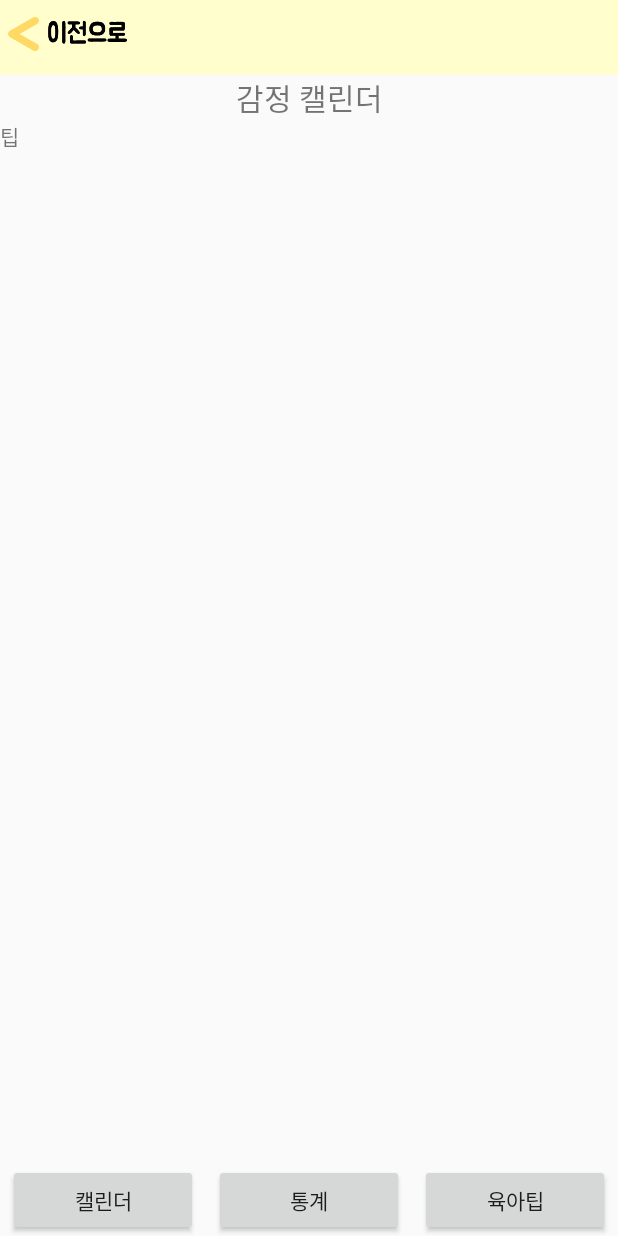
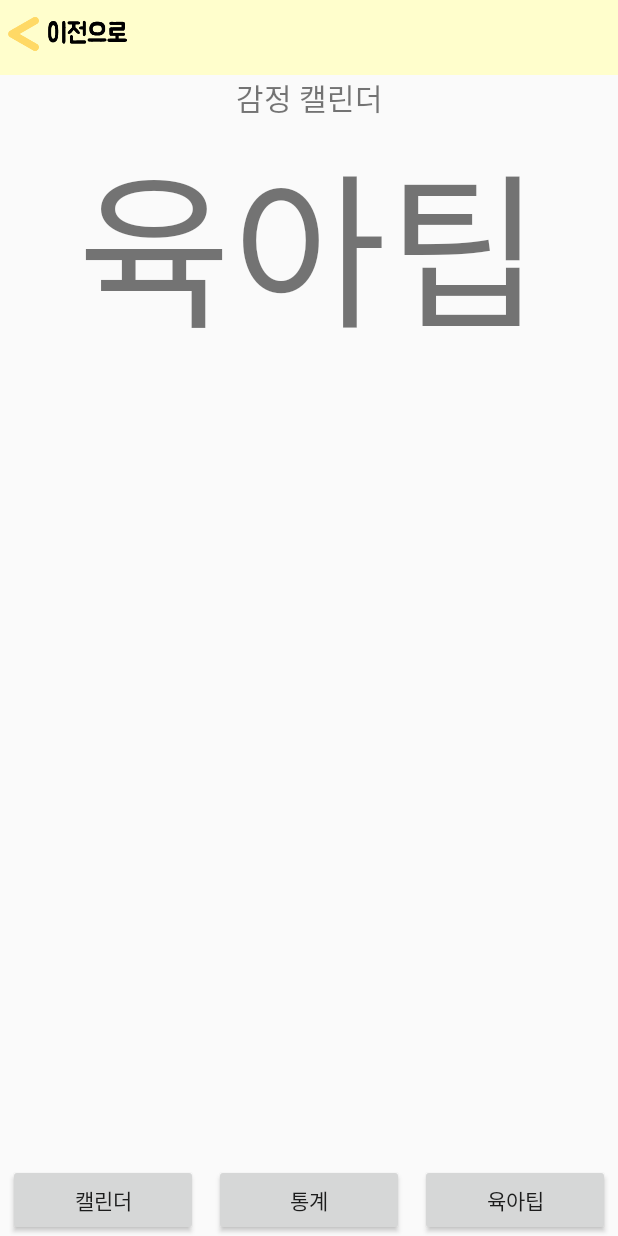
Before and after one commit to an-hyojin/Aran, an Android app: the fragment TipFrag placed in its activity, on a phone screen of 412 x 824 dp. Run offline under Robolectric (Android 15) with nearby library versions, the phone set to English and light mode, and no system bars; libraries missing offline, so code that uses them is left out: com.github.mikephil.charting.

Commit message:
통계부분 임시

```diff
--- a/app/build.gradle
+++ b/app/build.gradle
@@ -17,7 +17,9 @@ android {
         }
     }
 }
-
+repositories{
+    maven {url "https://jitpack.io"}
+}
 dependencies {
     implementation fileTree(dir: 'libs', include: ['*.jar'])
     implementation 'com.android.support:appcompat-v7:28.0.0'
@@ -28,4 +30,5 @@ dependencies {
     androidTestImplementation 'com.android.support.test:runner:1.0.2'
     androidTestImplementation 'com.android.support.test.espresso:espresso-core:3.0.2'
     implementation files('libs\\YouTubeAndroidPlayerApi.jar')
+    implementation 'com.github.PhilJay:MpAndroidChart:v3.0.2'
 }
--- /dev/null
+++ b/app/src/main/java/com/example/practice/listViewItem.java
@@ -0,0 +1,4 @@
+package com.example.practice;
+
+public class listViewItem {
+}
--- a/app/src/main/res/layout/calendar.xml
+++ b/app/src/main/res/layout/calendar.xml
@@ -99,7 +99,6 @@
             android:layout_height="match_parent"
             android:layout_weight="1"
             android:gravity="center"
-
             android:text="토"
             android:textColor="@color/colorBlue"
             android:textSize="9sp" />
--- a/app/src/main/res/layout/tip.xml
+++ b/app/src/main/res/layout/tip.xml
@@ -1,9 +1,20 @@
 <?xml version="1.0" encoding="utf-8"?>
 <LinearLayout xmlns:android="http://schemas.android.com/apk/res/android"
     android:layout_width="match_parent"
-    android:layout_height="match_parent">
+    android:layout_height="match_parent"
+    android:orientation="vertical"
+    android:weightSum="7">
     <TextView
         android:layout_width="match_parent"
         android:layout_height="match_parent"
-        android:text="팁"/>
+        android:text="육아팁"
+        android:gravity="center_horizontal"
+        android:autoSizeTextType="uniform"
+        android:layout_weight="5"/>
+    <LinearLayout
+        android:layout_width="match_parent"
+        android:layout_height="match_parent"
+        android:layout_weight="2">
+
+    </LinearLayout>
 </LinearLayout>
```
Also changed, not shown: app/src/main/java/com/example/practice/DayEmotionDBHelper.java (added, +22 -0 lines), app/src/main/java/com/example/practice/ImageActivity.java (+2 -7 lines), app/src/main/java/com/example/practice/StatisticsFrag.java (+57 -0 lines), app/src/main/java/com/example/practice/listViewAdapter.java (added, +27 -0 lines), app/src/main/res/layout/customlistview.xml (added, +25 -0 lines), app/src/main/res/layout/statistics.xml (+14 -3 lines).
